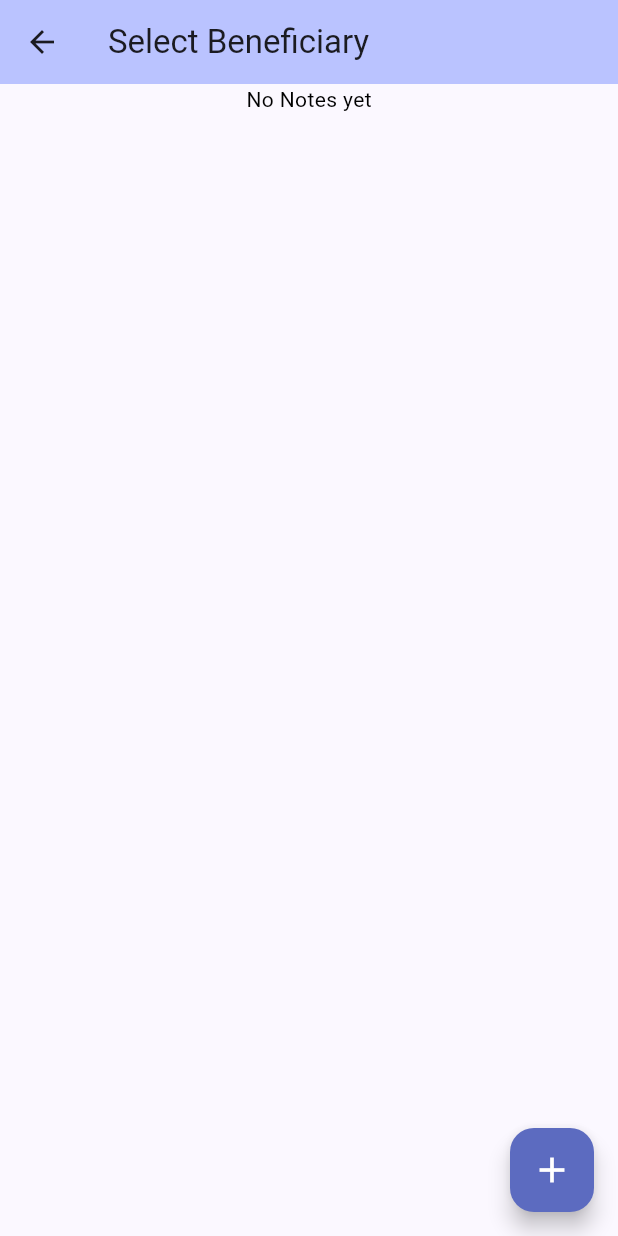
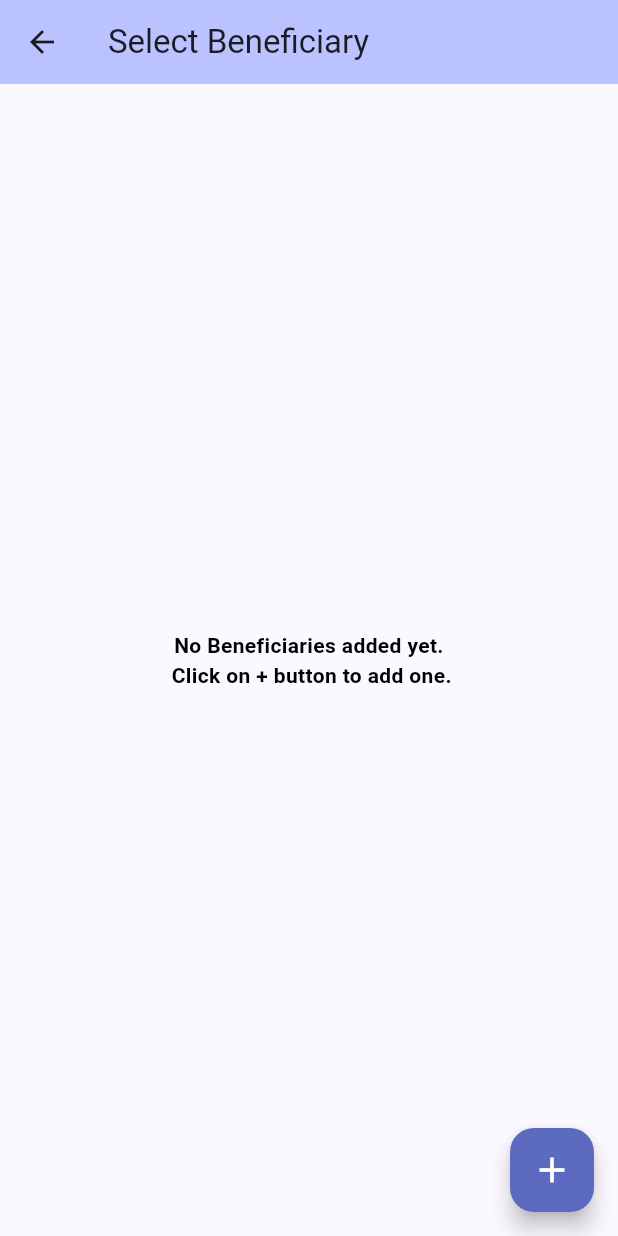
Before and after one commit to RanaAli/Flutter-Mobile-Recharge-App, a Flutter app: the MobileRechargePage screen opened directly, on a phone screen of 412 x 824 dp. Run offline on Flutter 3.47's test engine with Material 3 defaults, Android fonts, the phone set to English and light mode, and no system bars; our stand-ins replace carousel_slider, sqflite; accounts and stored records are empty.

Commit message:
show "no beneficiary" text and "max beneficiary" text

```diff
--- a/lib/screens/screen_mobile_recharge/mobile_recharge_page.dart
+++ b/lib/screens/screen_mobile_recharge/mobile_recharge_page.dart
@@ -61,9 +61,14 @@ class _MobileRechargePage extends State<MobileRechargePage> {
     return Center(
       heightFactor: 1,
       child: list.isEmpty
-          ? const Text(
-              'No Notes yet',
-              style: TextStyle(color: Colors.black),
+          ? Container(
+              padding: const EdgeInsets.all(16),
+              alignment: Alignment.center,
+              child: const Text(
+                'No Beneficiaries added yet. \n Click on + button to add one.',
+                style: textStyleNormalBoldBlack,
+                textAlign: TextAlign.center,
+              ),
             )
           : Column(
               children: [
@@ -93,7 +98,10 @@ class _MobileRechargePage extends State<MobileRechargePage> {
                 ),
                 const SizedBox(height: 16),
                 if (list.length >= 5)
-                  const Text("You have reached max limit of Beneficiaries.", style: textStyleError,),
+                  const Text(
+                    "You have reached max limit of Beneficiaries.",
+                    style: textStyleError,
+                  ),
               ],
             ),
     );
```
